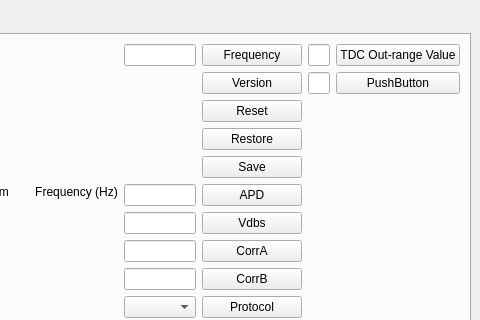
Qt form tf03_test/main_window.ui (codincodee/tf0x_dev) before a commit; both pictures show x 1071 to 1551 and y 0 to 320 of the 1551 by 659 pixel window.
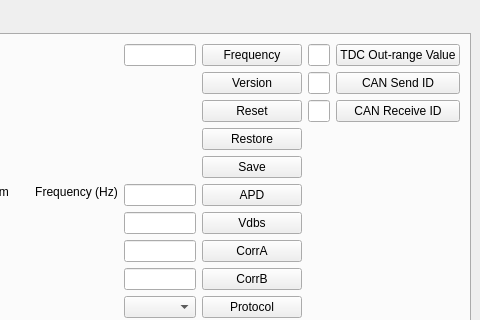
The same form after that commit.

Commit message: Added CAN Receive ID

Diff of the .ui file:
```diff
--- a/tf03_test/main_window.ui
+++ b/tf03_test/main_window.ui
@@ -200,7 +200,17 @@
             <item row="1" column="3">
              <widget class="QPushButton" name="CommandPageCANSendIDPushButton">
               <property name="text">
-               <string>PushButton</string>
+               <string>CAN Send ID</string>
+              </property>
+             </widget>
+            </item>
+            <item row="2" column="2">
+             <widget class="QLineEdit" name="CommandPageCANReceiveIDLineEdit"/>
+            </item>
+            <item row="2" column="3">
+             <widget class="QPushButton" name="CommandPageCANReceiveIDPushButton">
+              <property name="text">
+               <string>CAN Receive ID</string>
               </property>
              </widget>
             </item>
```
The commit also changes 4 other files.
